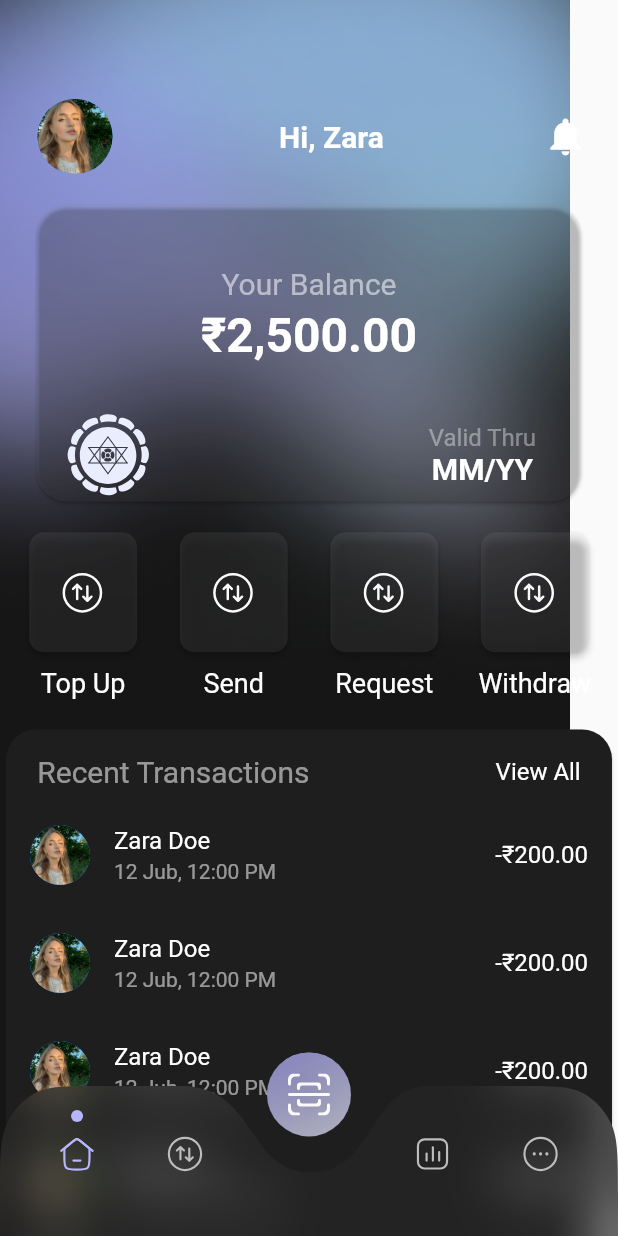
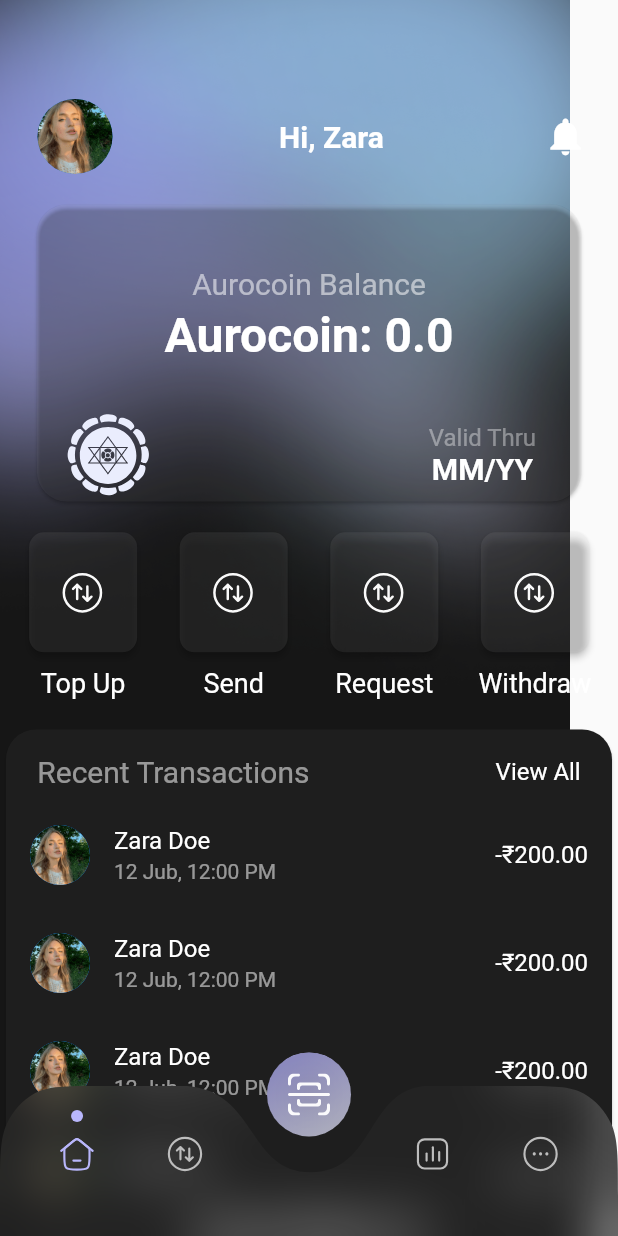
Before and after one commit to Auro-Project/auropay, a Flutter app: the HomeScreen screen opened directly, on a phone screen of 412 x 824 dp. Run offline on Flutter 3.47's test engine with Material 2 defaults, Android fonts, the light colour scheme and no system bars; our stand-ins replace flutter_svg; missing offline and left inert: ethereum_address, web3dart; statements that could not run were skipped.

```diff
--- /dev/null
+++ b/lib/view/pages/Aurocoin.dart
@@ -0,0 +1,22 @@
+import 'package:web3dart/web3dart.dart';
+import 'package:ethereum_address/ethereum_address.dart';
+
+final client = Web3Client('https://mainnet.infura.io/v3/your_infura_project_id', Client());
+
+const contractABI = [
+  // Specify the contract's functions and variables
+  // Example: ['function transfer(address to, uint256 value) public']
+];
+const contractAddress = EthereumAddress.fromHex('0xabcdef1234567890');
+
+final contract = DeployedContract(ContractAbi.fromJson(contractABI, 'Aurocoin'), contractAddress);
+
+final generateAurocoinFunction = contract.function('generateAurocoin');
+final transaction = await client.sendTransaction(
+contract: contract,
+function: generateAurocoinFunction,
+from: EthereumAddress.fromHex('0xsender_address'),
+gasPrice: EtherAmount.inWei(BigInt.one),
+maxGas: 100000,
+// Specify any additional function parameters if required
+);
--- a/lib/view/pages/HomeScreen.dart
+++ b/lib/view/pages/HomeScreen.dart
@@ -14,8 +14,47 @@ class HomeScreen extends StatefulWidget {
 
 class _HomeScreenState extends State<HomeScreen> {
   int _currentIndex = 0;
+  double aurocoinBalance = 0.0; // Define the Aurocoin balance
 
-  static Widget _homepage(BuildContext context){
+  @override
+  void initState() {
+    super.initState();
+    // Fetch the Aurocoin balance from the server or any other source
+    fetchAurocoinBalance().then((balance) {
+      setState(() {
+        aurocoinBalance = balance;
+      });
+    });
+  }
+  // Fetch the Aurocoin balance from the server or any other source
+  Future<double> fetchAurocoinBalance() async {
+    // Simulating a network request delay
+    await Future.delayed(Duration(seconds: 2));
+    return 2500.0; // Replace with your actual logic to fetch the Aurocoin balance
+
+    void addMoney(double amount) {
+      // Add the logic to process the user's transaction and update the Aurocoin balance
+      // For example, you can make an API request to add the money to the user's account
+      // and then fetch the updated Aurocoin balance from the server
+
+      // Simulate a network request delay
+      setState(() {
+        // Show a loading indicator while fetching the updated Aurocoin balance
+        aurocoinBalance = 0;
+      });
+
+      // Call the fetchAurocoinBalanceFromServer method to fetch the updated balance
+      fetchAurocoinBalanceFromServer().then((balance) {
+        setState(() {
+          // Update the Aurocoin balance with the fetched value
+          aurocoinBalance = balance;
+        });
+      });
+    }
+  }
+
+
+  static Widget _homepage(BuildContext context, num aurocoinBalance){
     final height = MediaQuery.of(context).size.height;
     final double width = MediaQuery.of(context).size.width;
     return Scaffold(
@@ -72,7 +111,7 @@ class _HomeScreenState extends State<HomeScreen> {
                       children: [
                         SizedBox(height: height * 0.05),
                         Text(
-                          "Your Balance",
+                          "Aurocoin Balance",
                           style: TextStyle(
                             color: Colors.white54,
                             fontSize: 20,
@@ -81,7 +120,7 @@ class _HomeScreenState extends State<HomeScreen> {
                         ),
                         SizedBox(height: height * 0.005),
                         Text(
-                          "₹2,500.00",
+                          "Aurocoin: $aurocoinBalance",
                           style: TextStyle(
                             color: Colors.white,
                             fontSize: 32,
@@ -212,6 +251,16 @@ class _HomeScreenState extends State<HomeScreen> {
                             },
                           ),
                         ),
+                        SizedBox(height: height * 0.02),
+                        // Display Aurocoin balance
+                        Text(
+                          "Aurocoin Balance: $aurocoinBalance",
+                          style: TextStyle(
+                            color: Colors.white,
+                            fontSize: 16,
+                            fontWeight: FontWeight.w400,
+                          ),
+                        ),
                       ],
                     ),
                   ),
@@ -266,7 +315,7 @@ class _HomeScreenState extends State<HomeScreen> {
   @override
   Widget build(BuildContext context) {
     final List<Widget> _screens = [
-      _homepage( context),
+      _homepage(context, aurocoinBalance), // Pass the Aurocoin balance
       const AnalyticsScreen(),
       const TransactionScreen(),
       MoreScreen(),
@@ -283,4 +332,6 @@ class _HomeScreenState extends State<HomeScreen> {
       ),
     );
   }
+
+  fetchAurocoinBalanceFromServer() {}
 }
```
Also changed, not shown: lib/view/pages/PaymentHistoryScreen.dart (+11 -3 lines), pubspec.yaml (+2 -18 lines), pubspec.lock.
